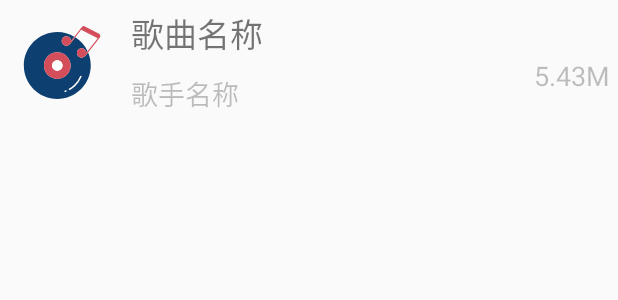
After one commit to Meranchine/Android_LocalMusicPlayer, an Android app: the layout item_music.xml on its own in the app's theme, with its tools: preview values and no code run, on a phone screen of 412 x 824 dp. The commit adds this screen. Shown: the top 300 px of the screen. Run offline under Robolectric (Android 15) with nearby library versions, the phone set to English and light mode, and no system bars.

Commit message:
MusicListItem

```diff
--- a/app/src/main/AndroidManifest.xml
+++ b/app/src/main/AndroidManifest.xml
@@ -4,6 +4,7 @@
 
     <uses-permission android:name="android.permission.READ_EXTERNAL_STORAGE" />
     <application
+        android:requestLegacyExternalStorage="true"
         android:allowBackup="true"
         android:icon="@mipmap/ic_launcher"
         android:label="@string/app_name"
--- a/app/src/main/java/com/example/localmusic/adapter/MusicListAdapter.kt
+++ b/app/src/main/java/com/example/localmusic/adapter/MusicListAdapter.kt
@@ -2,11 +2,9 @@ package com.example.localmusic.adapter
 
 import android.view.View
 import android.view.ViewGroup
-import android.widget.Adapter
-import androidx.appcompat.view.menu.ActionMenuItemView
 import androidx.recyclerview.widget.RecyclerView
 import com.example.localmusic.widget.MusicListItemView
-import org.jetbrains.anko.matchParent
+
 
 class MusicListAdapter: RecyclerView.Adapter<MusicListAdapter.MusicListHolder>() {
     class MusicListHolder(itemView: View):RecyclerView.ViewHolder(itemView){
--- a/app/src/main/java/com/example/localmusic/ui/activity/MainActivity.kt
+++ b/app/src/main/java/com/example/localmusic/ui/activity/MainActivity.kt
@@ -2,8 +2,6 @@ package com.example.localmusic.ui.activity
 
 
 import android.os.Build
-import androidx.appcompat.app.AppCompatActivity
-import android.os.Bundle
 import android.widget.Toolbar
 import androidx.annotation.RequiresApi
 import com.example.localmusic.R
@@ -12,7 +10,7 @@ import com.example.localmusic.util.FragmentUtil
 import com.example.localmusic.util.ToolBarManager
 import kotlinx.android.synthetic.main.activity_main.*
 import org.jetbrains.anko.find
-import java.nio.file.Files.find
+
 
 
 class MainActivity : BaseActivity() ,ToolBarManager{
--- a/app/src/main/java/com/example/localmusic/ui/activity/SplashActivity.kt
+++ b/app/src/main/java/com/example/localmusic/ui/activity/SplashActivity.kt
@@ -6,7 +6,6 @@ import androidx.core.view.ViewPropertyAnimatorListener
 import com.example.localmusic.R
 import com.example.localmusic.base.BaseActivity
 import kotlinx.android.synthetic.main.activity_splash.*
-import org.jetbrains.anko.startActivity
 
 class SplashActivity:BaseActivity(), ViewPropertyAnimatorListener {
 
--- a/app/src/main/java/com/example/localmusic/ui/fragment/MusicListFragment.kt
+++ b/app/src/main/java/com/example/localmusic/ui/fragment/MusicListFragment.kt
@@ -2,12 +2,11 @@ package com.example.localmusic.ui.fragment
 
 import android.view.Gravity
 import android.view.View
-import android.widget.TextView
 import androidx.recyclerview.widget.LinearLayoutManager
 import com.example.localmusic.R
 import com.example.localmusic.adapter.MusicListAdapter
 import com.example.localmusic.base.BaseFragment
-import kotlinx.android.synthetic.main.fragment_music.*
+import kotlinx.android.synthetic.main.fragment_musiclist.*
 
 class MusicListFragment:BaseFragment() {
 
--- a/app/src/main/res/drawable/ic_music.xml
+++ b/app/src/main/res/drawable/ic_music.xml
@@ -1,6 +1,6 @@
 <vector xmlns:android="http://schemas.android.com/apk/res/android"
-    android:width="64dp"
-    android:height="64dp"
+    android:width="32dp"
+    android:height="32dp"
     android:viewportWidth="1024"
     android:viewportHeight="1024">
   <path
--- /dev/null
+++ b/app/src/main/res/drawable/ic_music_item.xml
@@ -0,0 +1,21 @@
+<vector xmlns:android="http://schemas.android.com/apk/res/android"
+    android:width="32dp"
+    android:height="32dp"
+    android:viewportWidth="1024"
+    android:viewportHeight="1024">
+  <path
+      android:pathData="M711.61,460.2c-24.72,-19.24 -29.17,-54.87 -9.93,-79.59 19.24,-24.72 54.87,-29.17 79.59,-9.93a56.61,56.61 0,0 1,21.88 43.79l13.47,-17.42c-32.28,-68.62 -83.56,-126.49 -147.06,-166.91l-60.59,78.33 -0.01,-0.01c-19.24,24.72 -54.87,29.17 -79.59,9.93 -24.72,-19.24 -29.17,-54.87 -9.93,-79.59 19.24,-24.72 54.87,-29.17 79.59,-9.93a56.61,56.61 0,0 1,21.87 43.19l37.83,-48.61c-59.41,-35.21 -128.72,-55.49 -202.8,-55.49 -220.05,0 -398.43,178.38 -398.43,398.43 0,220.05 178.39,398.43 398.43,398.43s398.43,-178.39 398.43,-398.43c0,-55.47 -11.36,-108.28 -31.85,-156.27l-31.33,40.15c-19.22,24.71 -54.86,29.16 -79.58,9.92zM297.02,566.4c0,-87.77 71.15,-158.92 158.92,-158.92s158.92,71.15 158.92,158.92 -71.15,158.92 -158.92,158.92 -158.92,-71.16 -158.92,-158.92zM562.6,877.28a333.34,333.34 0,0 1,-9.97 3.66,9.21 9.21,0 0,1 -11.72,-5.64 9.19,9.19 0,0 1,5.64 -11.72,296.64 296.64,0 0,0 9.4,-3.46 9.2,9.2 0,0 1,6.64 17.15zM744.99,700.77a322.02,322.02 0,0 1,-74.31 107.76,329.12 329.12,0 0,1 -28.87,24.61 328.78,328.78 0,0 1,-35.62 23.46,9.18 9.18,0 0,1 -12.54,-3.45 9.19,9.19 0,0 1,3.44 -12.54,310.13 310.13,0 0,0 33.61,-22.14 310.83,310.83 0,0 0,27.24 -23.22,303.75 303.75,0 0,0 70.09,-101.63 9.21,9.21 0,0 1,12.05 -4.89,9.18 9.18,0 0,1 4.9,12.04z"
+      android:fillColor="#0D3F70"/>
+  <path
+      android:pathData="M455.94,629.13c-34.65,0 -62.73,-28.09 -62.73,-62.73 0,34.64 28.08,62.73 62.73,62.73s62.73,-28.09 62.73,-62.73c0,34.64 -28.09,62.73 -62.73,62.73z"
+      android:fillColor="#0D3F70"/>
+  <path
+      android:pathData="M614.87,566.4c0,-87.77 -71.15,-158.92 -158.92,-158.92s-158.92,71.15 -158.92,158.92 71.15,158.92 158.92,158.92 158.92,-71.16 158.92,-158.92zM518.68,566.4c0,34.65 -28.08,62.73 -62.73,62.73s-62.73,-28.09 -62.73,-62.73c0,-34.65 28.08,-62.73 62.73,-62.73s62.73,28.08 62.73,62.73z"
+      android:fillColor="#D34D5B"/>
+  <path
+      android:pathData="M455.94,503.66c-34.65,0 -62.73,28.08 -62.73,62.73 0,34.64 28.08,62.73 62.73,62.73s62.73,-28.09 62.73,-62.73c0,-34.65 -28.09,-62.73 -62.73,-62.73z"
+      android:fillColor="#FFFFFF"/>
+  <path
+      android:pathData="M740.23,60.84l-2,-1.56c0.67,0.52 1.33,1.05 1.99,1.58l0.01,-0.02zM967.7,207.89a28.31,28.31 0,0 0,-14.1 -19.11l-0.06,-0.03 -168.88,-88.36a28.22,28.22 0,0 0,-35.96 7.46l-89.96,115.6 -37.83,48.61a56.61,56.61 0,0 0,-21.87 -43.19c-24.72,-19.24 -60.36,-14.79 -79.59,9.93 -19.24,24.72 -14.79,60.35 9.93,79.59 24.72,19.24 60.36,14.79 79.59,-9.93l0.01,0.01 60.59,-78.33 70.31,-90.9 197.86,101.26 -121.1,156.55 -13.47,17.42a56.59,56.59 0,0 0,-21.88 -43.79c-24.72,-19.24 -60.36,-14.79 -79.59,9.93 -19.24,24.72 -14.79,60.36 9.93,79.59 24.72,19.24 60.35,14.79 79.59,-9.93l31.33,-40.15 139.78,-179.11a28.32,28.32 0,0 0,5.38 -23.12z"
+      android:fillColor="#D34D5B"/>
+</vector>
--- a/app/src/main/res/drawable/ic_musiclist.xml
+++ b/app/src/main/res/drawable/ic_musiclist.xml
@@ -1,6 +1,6 @@
 <vector xmlns:android="http://schemas.android.com/apk/res/android"
-    android:width="64dp"
-    android:height="64dp"
+    android:width="32dp"
+    android:height="32dp"
     android:viewportWidth="1024"
     android:viewportHeight="1024">
   <path
--- a/app/src/main/res/layout/fragment_music.xml
+++ b/app/src/main/res/layout/fragment_music.xml
@@ -3,8 +3,8 @@
     android:orientation="vertical" android:layout_width="match_parent"
     android:layout_height="match_parent">
 
-    <androidx.recyclerview.widget.RecyclerView
-        android:id="@+id/recycleView"
+    <ListView
+        android:id="@+id/listView"
         android:layout_width="match_parent"
         android:layout_height="match_parent"/>
 </LinearLayout>
--- /dev/null
+++ b/app/src/main/res/layout/item_music.xml
@@ -0,0 +1,46 @@
+<?xml version="1.0" encoding="utf-8"?>
+<LinearLayout xmlns:android="http://schemas.android.com/apk/res/android"
+    android:orientation="horizontal" android:layout_width="match_parent"
+    android:gravity="center_vertical"
+    android:padding="5dp"
+    android:layout_height="wrap_content">
+
+    <ImageView
+        android:layout_width="72dp"
+        android:layout_height="57dp"
+        android:src="@drawable/ic_music_item" />
+    <LinearLayout
+        android:layout_marginLeft="10dp"
+        android:layout_marginRight="10dp"
+        android:layout_width="0dp"
+        android:layout_height="wrap_content"
+        android:layout_weight="1"
+        android:orientation="vertical">
+        <TextView
+            android:id="@+id/title"
+            android:text="歌曲名称"
+            android:textSize="22sp"
+            android:maxLines="1"
+            android:layout_width="wrap_content"
+            android:layout_height="wrap_content"/>
+        <TextView
+            android:id="@+id/artist"
+            android:text="歌手名称"
+            android:textSize="18sp"
+            android:maxLines="1"
+            android:layout_marginTop="10dp"
+            android:textColor="#40000000"
+            android:layout_width="wrap_content"
+            android:layout_height="wrap_content"/>
+    </LinearLayout>
+    <TextView
+        android:id="@+id/size"
+        android:text="5.43M"
+        android:textSize="18sp"
+        android:maxLines="1"
+        android:layout_marginTop="10dp"
+        android:textColor="#40000000"
+        android:layout_width="wrap_content"
+        android:layout_height="wrap_content"/>
+
+</LinearLayout>
```
Also changed, not shown: app/src/main/java/com/example/localmusic/adapter/MusicAdapter.kt (added, +30 -0 lines), app/src/main/java/com/example/localmusic/base/BaseActivity.kt (+9 -3 lines), app/src/main/java/com/example/localmusic/base/BaseFragment.kt (+8 -2 lines), app/src/main/java/com/example/localmusic/model/AudioBean.kt (added, +28 -0 lines), app/src/main/java/com/example/localmusic/ui/fragment/MusicFragment.kt (+165 -14 lines), app/src/main/java/com/example/localmusic/util/CursorUtil.kt (added, +21 -0 lines), app/src/main/java/com/example/localmusic/widget/MusicItemView.kt (added, +36 -0 lines), app/src/main/res/layout/item_local_music.xml (deleted, +0 -85 lines).
